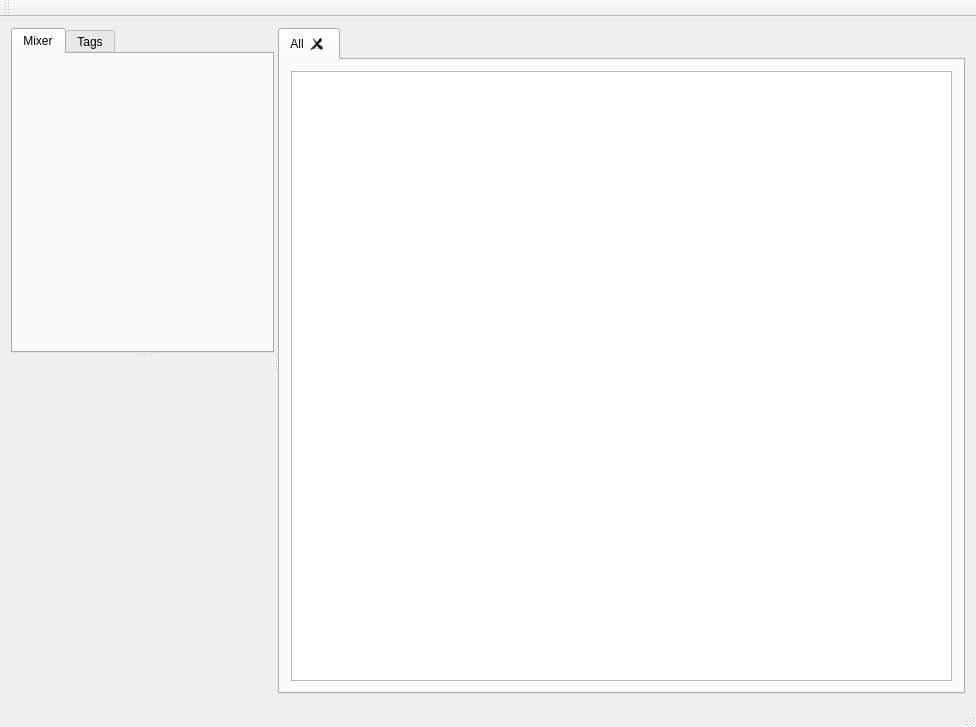
Qt form app/mainwindow.ui (x37v/datajockey) before a commit.
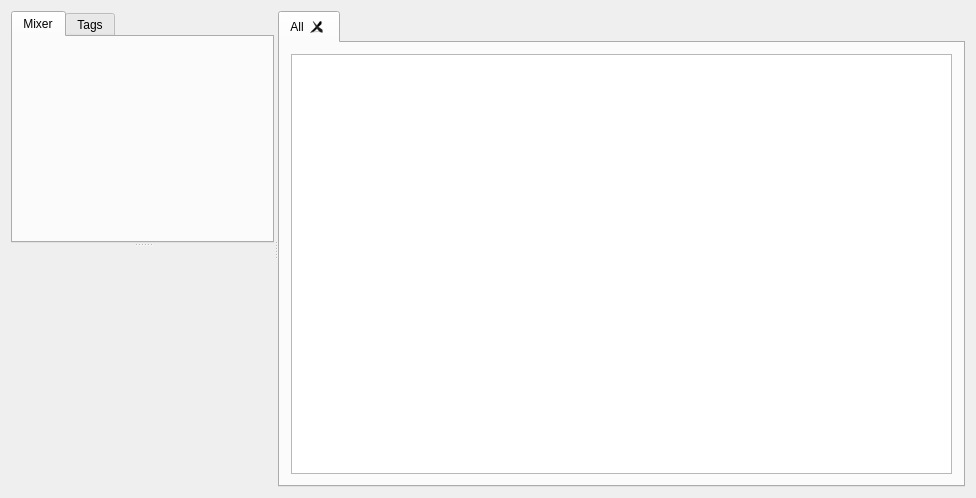
The same form after that commit. Custom widgets are drawn as their Qt base class.

Commit message: removed tool bar and status view for main window

Diff of the .ui file:
```diff
--- a/app/mainwindow.ui
+++ b/app/mainwindow.ui
@@ -7,7 +7,7 @@
     <x>0</x>
     <y>0</y>
     <width>976</width>
-    <height>727</height>
+    <height>498</height>
    </rect>
   </property>
   <property name="windowTitle">
@@ -107,15 +107,6 @@
     </rect>
    </property>
   </widget>
-  <widget class="QToolBar" name="mainToolBar">
-   <attribute name="toolBarArea">
-    <enum>TopToolBarArea</enum>
-   </attribute>
-   <attribute name="toolBarBreak">
-    <bool>false</bool>
-   </attribute>
-  </widget>
-  <widget class="QStatusBar" name="statusBar"/>
   <action name="actionQuit">
    <property name="text">
     <string>quit</string>
```
The commit also changes 1 other file.
